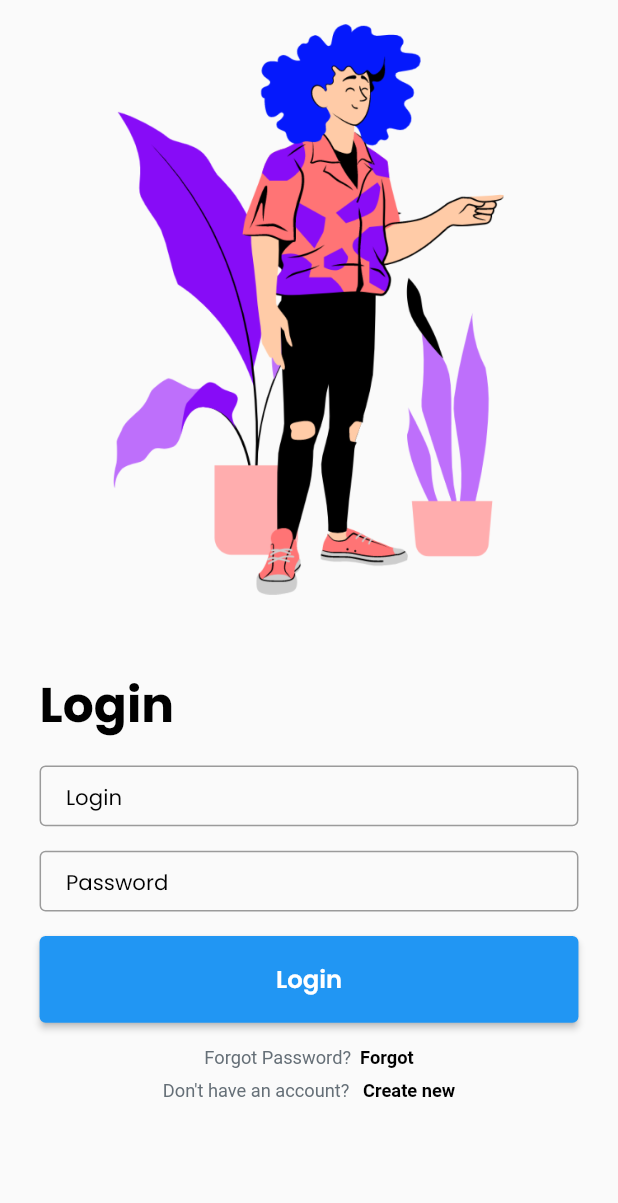
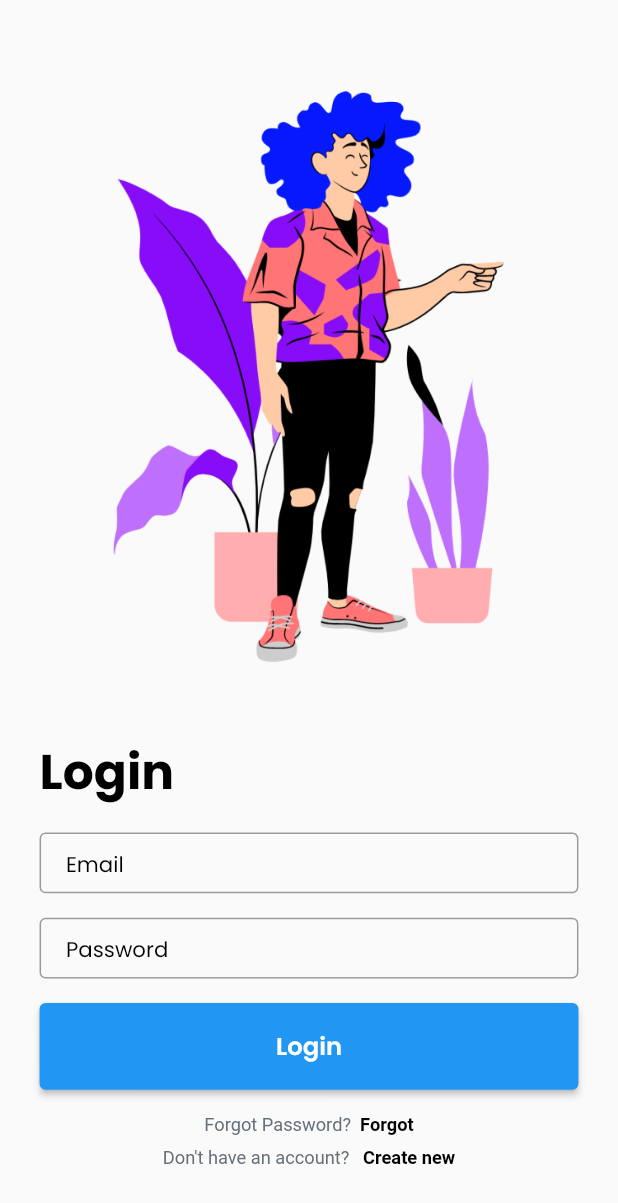
Before and after one commit to AdityaAde/booking-app, a Flutter app: the LoginPage screen opened directly, after a tap on "Login", on a phone screen of 412 x 824 dp. Shown: the top 1203 px of the screen. Run offline on Flutter 3.47's test engine with Material 2 defaults, Android fonts, the phone set to English and light mode, and no system bars; our stand-ins replace bloc, flutter_bloc, flutter_screenutil; missing offline and left inert: shared_preferences_web; network calls fail.

```diff
--- a/lib/presentation/pages/discover/discover_view.dart
+++ b/lib/presentation/pages/discover/discover_view.dart
@@ -13,11 +13,6 @@ class DiscoverPage extends StatelessWidget {
 
   @override
   Widget build(BuildContext context) {
-    ApiClient apiClient = ApiClient();
-    apiClient.get(
-      Uri.parse(
-          'https://6aba88ae-3fb8-4ce7-936b-0dda92127ce5.mock.pstmn.io/api/v1/trips'),
-    );
     return BlocProvider(
       create: (context) => DiscoverCubit(),
       child: Builder(
--- a/lib/presentation/pages/welcome/login/component/login_form.dart
+++ b/lib/presentation/pages/welcome/login/component/login_form.dart
@@ -1,32 +1,44 @@
-import 'package:booking_app/config/theme/app_dimen.dart';
-import 'package:booking_app/config/theme/app_font.dart';
-import 'package:booking_app/presentation/widget/app_input_text.dart';
-import 'package:booking_app/presentation/widget/widget.dart';
 import 'package:booking_app/utils/utils.dart';
-import 'package:flutter/cupertino.dart';
+import 'package:flutter/material.dart';
+import 'package:flutter_bloc/flutter_bloc.dart';
+
+import '../../../../../config/config.dart';
+import '../../../../widget/app_input_text.dart';
+import '../../../../widget/widget.dart';
+import '../login_cubit.dart';
 
 class LoginForm extends StatelessWidget {
-  const LoginForm({super.key});
+  const LoginForm({Key? key}) : super(key: key);
 
   @override
   Widget build(BuildContext context) {
+    final cubit = BlocProvider.of<LoginCubit>(context);
     return Padding(
       padding: EdgeInsets.symmetric(horizontal: AppDimen.w24),
       child: Column(
         crossAxisAlignment: CrossAxisAlignment.start,
         children: [
-          Text('Login', style: AppFont.h3),
+          Text(
+            "Login",
+            style: AppFont.h3,
+          ),
           16.0.height,
-          const AppInputText(label: 'Login'),
+          AppInputText(
+            label: "Email",
+            controller: cubit.state.emailController,
+          ),
           16.0.height,
-          const AppInputText(label: 'Password'),
+          AppInputText(
+            label: "Password",
+            controller: cubit.state.passwordController,
+          ),
           16.0.height,
           PrimaryButton(
-            onPressed: () {},
-            text: 'Login',
+            onPressed: cubit.login,
+            text: "Login",
             width: double.infinity,
             type: PrimaryButtonType.type3,
-          )
+          ),
         ],
       ),
     );
--- a/lib/presentation/pages/welcome/login/login_cubit.dart
+++ b/lib/presentation/pages/welcome/login/login_cubit.dart
@@ -1,8 +1,16 @@
 import 'package:bloc/bloc.dart';
-import 'package:flutter/cupertino.dart';
+import 'package:booking_app/presentation/pages/welcome/login/login_state.dart';
 
-part 'login_state.dart';
+import '../../../../domain/controller/controller.dart';
 
 class LoginCubit extends Cubit<LoginState> {
-  LoginCubit() : super(LoginInitial());
+  LoginCubit() : super(LoginState().init());
+  final AuthController _authController = AuthController();
+
+  void login() {
+    _authController.login(
+      state.emailController.text,
+      state.passwordController.text,
+    );
+  }
 }
--- a/lib/presentation/pages/welcome/login/login_state.dart
+++ b/lib/presentation/pages/welcome/login/login_state.dart
@@ -1,6 +1,13 @@
-part of 'login_cubit.dart';
+import 'package:flutter/material.dart';
 
-@immutable
-abstract class LoginState {}
+class LoginState {
+  final TextEditingController emailController = TextEditingController();
+  final TextEditingController passwordController = TextEditingController();
+  LoginState init() {
+    return LoginState();
+  }
 
-class LoginInitial extends LoginState {}
+  LoginState clone() {
+    return LoginState();
+  }
+}
--- a/lib/presentation/pages/welcome/login/login_view.dart
+++ b/lib/presentation/pages/welcome/login/login_view.dart
@@ -1,20 +1,28 @@
-import 'package:booking_app/presentation/pages/welcome/login/component/login_footer.dart';
-import 'package:booking_app/presentation/pages/welcome/login/component/login_form.dart';
-import 'package:booking_app/presentation/pages/welcome/login/component/login_image.dart';
 import 'package:booking_app/utils/utils.dart';
 import 'package:flutter/material.dart';
+import 'package:flutter_bloc/flutter_bloc.dart';
+
+import 'component/component.dart';
+import 'login_cubit.dart';
 
 class LoginPage extends StatelessWidget {
   const LoginPage({super.key});
 
   @override
   Widget build(BuildContext context) {
+    return BlocProvider(
+      create: (BuildContext context) => LoginCubit(),
+      child: Builder(builder: (context) => _buildPage(context)),
+    );
+  }
+
+  Widget _buildPage(BuildContext context) {
     return Scaffold(
-      body: SafeArea(
-        child: SingleChildScrollView(
+      resizeToAvoidBottomInset: true,
+      body: SingleChildScrollView(
         child: Column(
           children: [
-              16.0.height,
+            60.0.height,
             const LoginImage(),
             48.0.height,
             const LoginForm(),
@@ -23,7 +31,6 @@ class LoginPage extends StatelessWidget {
           ],
         ),
       ),
-      ),
     );
   }
 }
```
Also changed, not shown: lib/main.dart (+7 -9 lines). Lines whose indentation alone changed are shown as unchanged.
